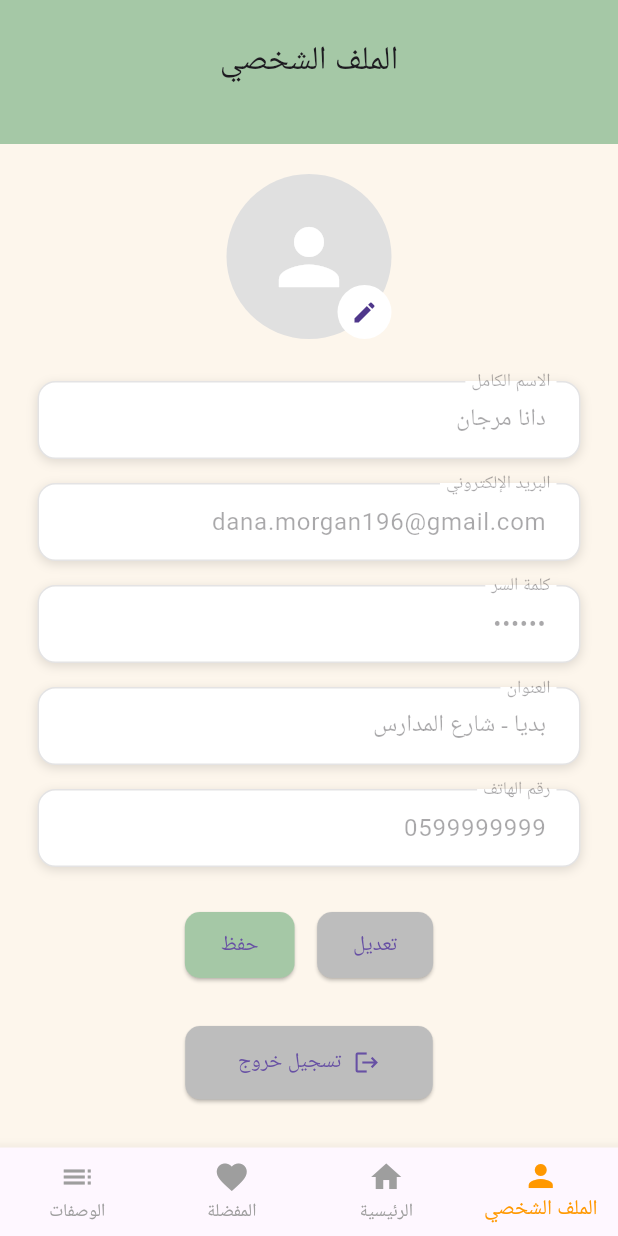
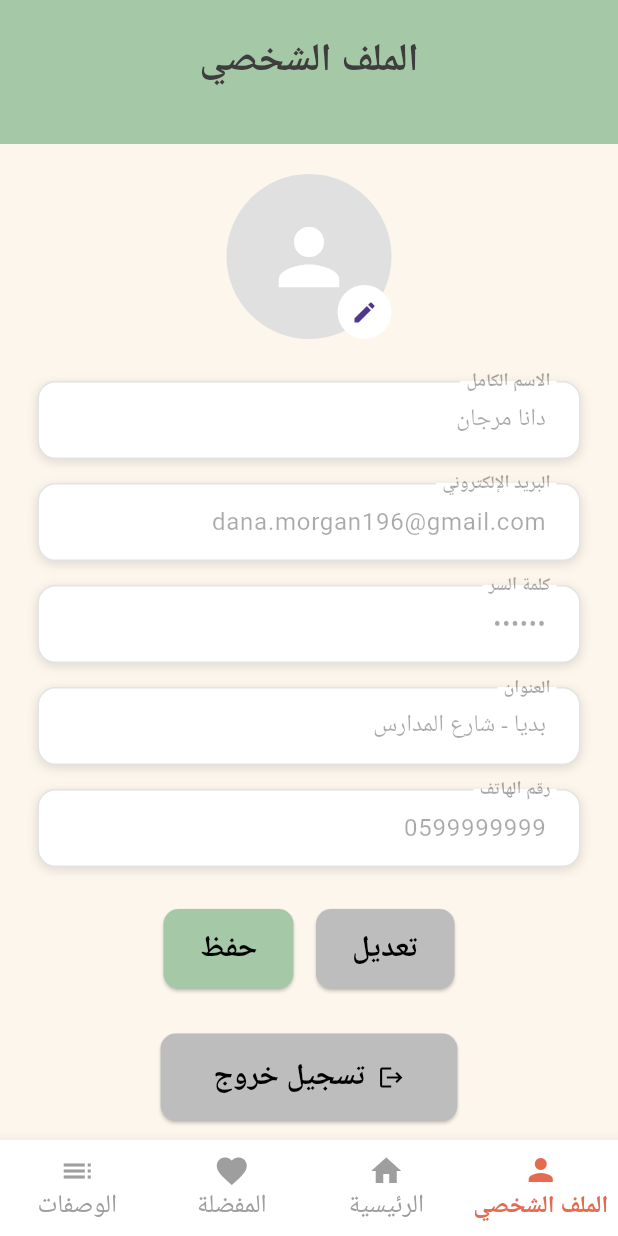
Before and after one commit to SuzanAqraa/Matbakhna_App, a Flutter app: the ProfileScreen screen opened directly, on a phone screen of 412 x 824 dp. Run offline on Flutter 3.47's test engine with Material 3 defaults, Android fonts, the phone set to English and light mode, and no system bars; our stand-ins replace cloud_firestore, firebase_auth, firebase_core, youtube_player_flutter; accounts and stored records are empty; network calls fail.

Commit message:
use theme and edit style

```diff
--- a/lib/core/utils/icon_styles.dart
+++ b/lib/core/utils/icon_styles.dart
@@ -1,11 +1,12 @@
 import 'package:flutter/material.dart';
 
 class IconStyle {
-  // Bottom Navigation Bar Icon Colors
   static const Color selectedItemColor = Color(0xFFE56B50);
   static const Color unselectedItemColor = Colors.grey;
+  static const Color smallIconColor =Color(0xFF3D3D3D) ;
 
-  // Default Icon Style
   static const Color defaultIconColor = Colors.black;
   static const double defaultIconSize = 24.0;
+  static const double smallIconSize = 15.0;
+
 }
--- a/lib/core/utils/textfeild_styles.dart
+++ b/lib/core/utils/textfeild_styles.dart
@@ -2,22 +2,28 @@ import 'package:flutter/material.dart';
 
 class ThemeTextStyle {
   static TextStyle titleTextFieldStyle = const TextStyle(
-    fontSize: 28,
+    fontSize: 26,
     fontWeight: FontWeight.bold,
     color: Color(0xFF3D3D3D),
   );
   static TextStyle recipeNameTextFieldStyle = const TextStyle(
-    fontSize: 18,
+    fontSize: 22,
     fontWeight: FontWeight.bold,
     color: Color(0xFF3D3D3D),
   );
   static TextStyle bodySmallTextFieldStyle = const TextStyle(
-    fontSize: 13,
+    fontSize: 17,
     color: Color(0xFF707070),
   );
   static TextStyle interActionTextFieldStyle = const TextStyle(
     color: Colors.black,
     fontSize: 16,
+    fontWeight: FontWeight.w600,
+  );
+  static TextStyle smallTextFieldStyle = const TextStyle(
+    color: Color(0xFF3D3D3D),
+    height: 1.2,
+    fontSize: 15,
     fontWeight: FontWeight.w600,
   );
   static TextStyle ButtonTextFieldStyle = const TextStyle(
--- a/lib/core/widgets/SimpleAppBar.dart
+++ b/lib/core/widgets/SimpleAppBar.dart
@@ -1,4 +1,7 @@
 import 'package:flutter/material.dart';
+import 'package:matbakhna_mobile/core/utils/brand_colors.dart';
+import 'package:matbakhna_mobile/core/utils/icon_styles.dart';
+import 'package:matbakhna_mobile/core/utils/textfeild_styles.dart';
 
 class CustomAppBar extends StatelessWidget implements PreferredSizeWidget {
   final String title;
@@ -18,14 +21,22 @@ class CustomAppBar extends StatelessWidget implements PreferredSizeWidget {
     return Directionality(
       textDirection: TextDirection.rtl,
       child: AppBar(
-        backgroundColor: const Color(0xFFA5C8A6),
-        title: Text(title, textAlign: TextAlign.center),
+        backgroundColor: BrandColors.primaryColor,
+        title: Text(
+          title,
+          textAlign: TextAlign.center,
+          style: ThemeTextStyle.titleTextFieldStyle,
+        ),
         centerTitle: true,
         automaticallyImplyLeading: false,
         toolbarHeight: 80,
         leading: showBackButton
             ? IconButton(
-          icon: const Icon(Icons.arrow_back),
+          icon: const Icon(
+            Icons.arrow_back,
+            color: IconStyle.defaultIconColor,
+            size: IconStyle.defaultIconSize,
+          ),
           onPressed: () => Navigator.of(context).pop(),
         )
             : null,
--- a/lib/core/widgets/custom_bottom_navbar.dart
+++ b/lib/core/widgets/custom_bottom_navbar.dart
@@ -1,48 +1,54 @@
 import 'package:flutter/material.dart';
 import 'package:matbakhna_mobile/features/auth/screens/profile_screen.dart';
+import 'package:matbakhna_mobile/features/favorites/screens/favorites_screen.dart';
+import 'package:matbakhna_mobile/features/home/screens/home_screen.dart';
+import 'package:matbakhna_mobile/features/listing/screens/listing_screen.dart';
 
-import '../../features/favorites/screens/favorites_screen.dart';
-import '../../features/home/screens/home_screen.dart';
-import '../../features/listing/screens/listing_screen.dart';
+import 'package:matbakhna_mobile/core/utils/brand_colors.dart';
+import 'package:matbakhna_mobile/core/utils/icon_styles.dart';
+import 'package:matbakhna_mobile/core/utils/textfeild_styles.dart';
 
 class CustomBottomNavbar extends StatelessWidget {
   final int currentIndex;
 
-  const CustomBottomNavbar({
-    super.key,
-    required this.currentIndex,
-  });
+  const CustomBottomNavbar({super.key, required this.currentIndex});
 
   @override
   Widget build(BuildContext context) {
     return BottomNavigationBar(
       currentIndex: currentIndex,
-      selectedItemColor: Colors.orange,
-      unselectedItemColor: Colors.grey,
+      selectedItemColor: IconStyle.selectedItemColor,
+      unselectedItemColor: IconStyle.unselectedItemColor,
+      backgroundColor: Colors.white,
+      selectedLabelStyle: ThemeTextStyle.interActionTextFieldStyle,
+      unselectedLabelStyle: ThemeTextStyle.bodySmallTextFieldStyle,
       type: BottomNavigationBarType.fixed,
       onTap: (index) {
         switch (index) {
           case 0:
-            Navigator.push(
+            Navigator.pushReplacement(
               context,
-              MaterialPageRoute(builder: (context) => ProfileScreen()),
+              MaterialPageRoute(builder: (context) => const ProfileScreen()),
             );
             break;
           case 1:
-            Navigator.push(
+            Navigator.pushReplacement(
               context,
-              MaterialPageRoute(builder: (context) => HomePage()),
-            );            break;
+              MaterialPageRoute(builder: (context) => const HomePage()),
+            );
+            break;
           case 2:
-            Navigator.push(
+            Navigator.pushReplacement(
               context,
-              MaterialPageRoute(builder: (context) => FavoritesScreen()),
-            );            break;
+              MaterialPageRoute(builder: (context) => const FavoritesScreen()),
+            );
+            break;
           case 3:
-            Navigator.push(
+            Navigator.pushReplacement(
               context,
-              MaterialPageRoute(builder: (context) => ListingScreen()),
-            );            break;
+              MaterialPageRoute(builder: (context) => const ListingScreen()),
+            );
+            break;
         }
       },
       items: const [
@@ -50,18 +56,9 @@ class CustomBottomNavbar extends StatelessWidget {
           icon: Icon(Icons.person),
           label: 'الملف الشخصي',
         ),
-        BottomNavigationBarItem(
-          icon: Icon(Icons.home),
-          label: 'الرئيسية',
-        ),
-        BottomNavigationBarItem(
-          icon: Icon(Icons.favorite),
-          label: 'المفضلة',
-        ),
-        BottomNavigationBarItem(
-          icon: Icon(Icons.list),
-          label: 'الوصفات',
-        ),
+        BottomNavigationBarItem(icon: Icon(Icons.home), label: 'الرئيسية'),
+        BottomNavigationBarItem(icon: Icon(Icons.favorite), label: 'المفضلة'),
+        BottomNavigationBarItem(icon: Icon(Icons.list), label: 'الوصفات'),
       ],
     );
   }
--- a/lib/features/auth/screens/profile_screen.dart
+++ b/lib/features/auth/screens/profile_screen.dart
@@ -44,10 +44,17 @@ class _ProfileScreenState extends State<ProfileScreen> {
                       radius: 55,
                       backgroundColor: Colors.grey[300],
                       backgroundImage:
-                      hasImage ? const AssetImage('assets/images/profile.png') : null,
-                      child: hasImage
-                          ? null
-                          : const Icon(Icons.person, size: 60, color: Colors.white),
+                          hasImage
+                              ? const AssetImage('assets/images/profile.png')
+                              : null,
+                      child:
+                          hasImage
+                              ? null
+                              : const Icon(
+                                Icons.person,
+                                size: 60,
+                                color: Colors.white,
+                              ),
                     ),
                     CircleAvatar(
                       backgroundColor: Colors.white,
@@ -149,7 +156,11 @@ class _ProfileScreenState extends State<ProfileScreen> {
         textAlign: TextAlign.right,
         decoration: InputDecoration(
           labelText: label,
-          contentPadding: const EdgeInsets.symmetric(horizontal: 16, vertical: 14),
+          labelStyle: const TextStyle(fontWeight: FontWeight.bold),
+          contentPadding: const EdgeInsets.symmetric(
+            horizontal: 16,
+            vertical: 14,
+          ),
           border: OutlineInputBorder(borderRadius: BorderRadius.circular(12)),
         ),
         validator: (value) {
@@ -170,17 +181,31 @@ class _ProfileScreenState extends State<ProfileScreen> {
         padding: const EdgeInsets.symmetric(horizontal: 24, vertical: 12),
         shape: RoundedRectangleBorder(borderRadius: BorderRadius.circular(10)),
       ),
-      child: Text(text),
+      child: Text(
+        text,
+        style: const TextStyle(
+          fontSize: 20,
+          color: Colors.black,
+          fontWeight: FontWeight.bold,
+        ),
+      ),
     );
   }
 
   Widget _buildLogoutButton() {
     return ElevatedButton.icon(
       onPressed: () {
-        //signout logic
+        // signout logic
       },
-      icon: const Icon(Icons.logout),
-      label: const Text('تسجيل خروج'),
+      icon: const Icon(Icons.logout, color: Colors.black),
+      label: const Text(
+        'تسجيل خروج',
+        style: TextStyle(
+          fontSize: 20,
+          color: Colors.black,
+          fontWeight: FontWeight.bold,
+        ),
+      ),
       style: ElevatedButton.styleFrom(
         backgroundColor: Colors.grey[400],
         padding: const EdgeInsets.symmetric(horizontal: 35, vertical: 14),
--- a/lib/features/home/screens/home_screen.dart
+++ b/lib/features/home/screens/home_screen.dart
@@ -90,10 +90,10 @@ class _HomePageState extends State<HomePage> {
           child: Column(
             children: [
               const HomeAppBar(title: 'شو بدك تطبخ اليوم؟'),
-              const SizedBox(height: 32),
+              const SizedBox(height: 20),
               TryTodaySection(recipe: recipes[0]),
               const CookingTipCard(),
-              const SizedBox(height: 32),
+              const SizedBox(height: 20),
               MostPopularSection(recipes: recipes),
               const SizedBox(height: 12),
 
--- a/lib/features/recipes/screens/recipe_detail_screen.dart
+++ b/lib/features/recipes/screens/recipe_detail_screen.dart
@@ -127,7 +127,7 @@ class _RecipePageState extends State<RecipePage> {
                   children: [
                     Column(
                       children: [
-                        const Icon(Icons.group_outlined, color: Colors.black),
+                        const Icon(Icons.group_outlined, color: Colors.black, size: 24),
                         Text(serving.isNotEmpty ? serving : '...', style: const TextStyle(fontSize: 16)),
                       ],
                     ),
--- a/lib/main.dart
+++ b/lib/main.dart
@@ -1,6 +1,5 @@
 import 'package:firebase_core/firebase_core.dart';
 import 'package:flutter/material.dart';
-
 import 'features/home/screens/home_screen.dart';
 
 
```
Also changed, not shown: lib/core/widgets/PrimaryAppBar.dart (+21 -20 lines), lib/core/widgets/custom_widgets.dart (deleted, +0 -54 lines), lib/features/home/widgets/CookingTipCard.dart (+12 -6 lines), lib/features/home/widgets/TryTodaySection.dart (+14 -16 lines), lib/features/home/widgets/card.dart (+40 -30 lines), lib/features/home/widgets/most_popular_section.dart (+26 -17 lines), lib/features/home/widgets/bottom_navbar.dart (deleted).
